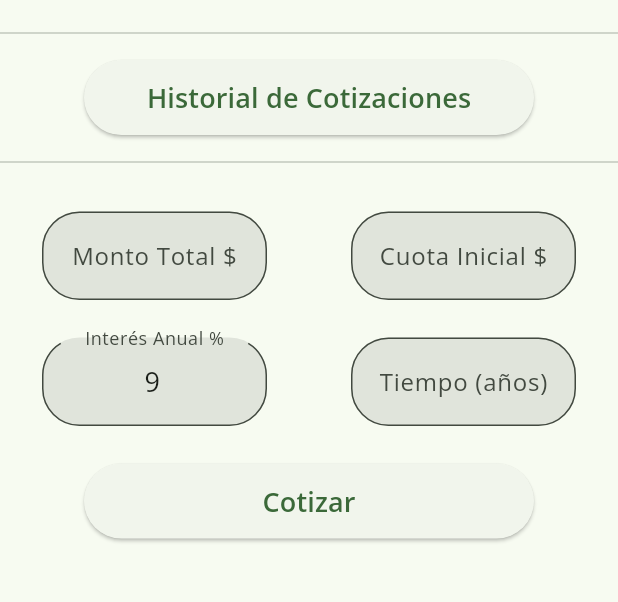
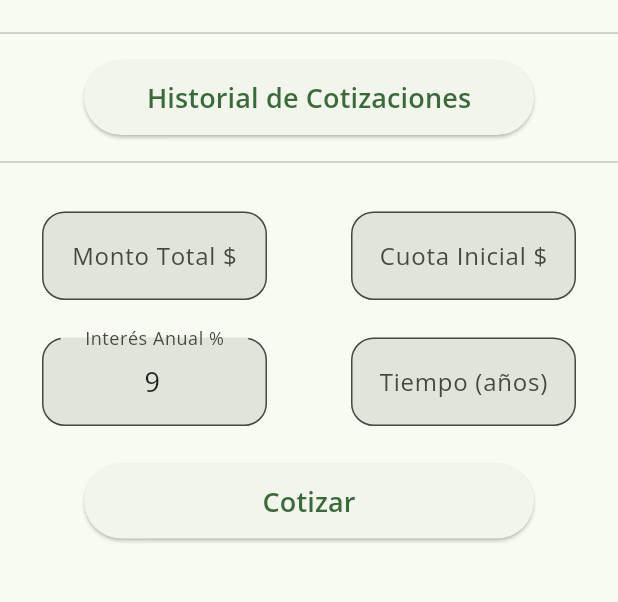
Before and after one commit to Jose20025/cotizador, a Flutter app: the screen it shows after launch, on a phone screen of 412 x 824 dp, the part 63-665 px from its top. Run offline on Flutter 3.47's test engine with Material 2 defaults, Android fonts, the phone set to English and light mode, and no system bars; our stand-ins replace shared_preferences.

Commit message:
Menor border radius de InputForm

```diff
--- a/lib/custom/input_form.dart
+++ b/lib/custom/input_form.dart
@@ -48,7 +48,7 @@ class InputForm extends StatelessWidget {
           counter: const Offstage(),
           filled: true,
           border: const OutlineInputBorder(
-              borderRadius: BorderRadius.all(Radius.circular(25))),
+              borderRadius: BorderRadius.all(Radius.circular(15))),
         ),
         onSaved: onSave,
       ),
```
